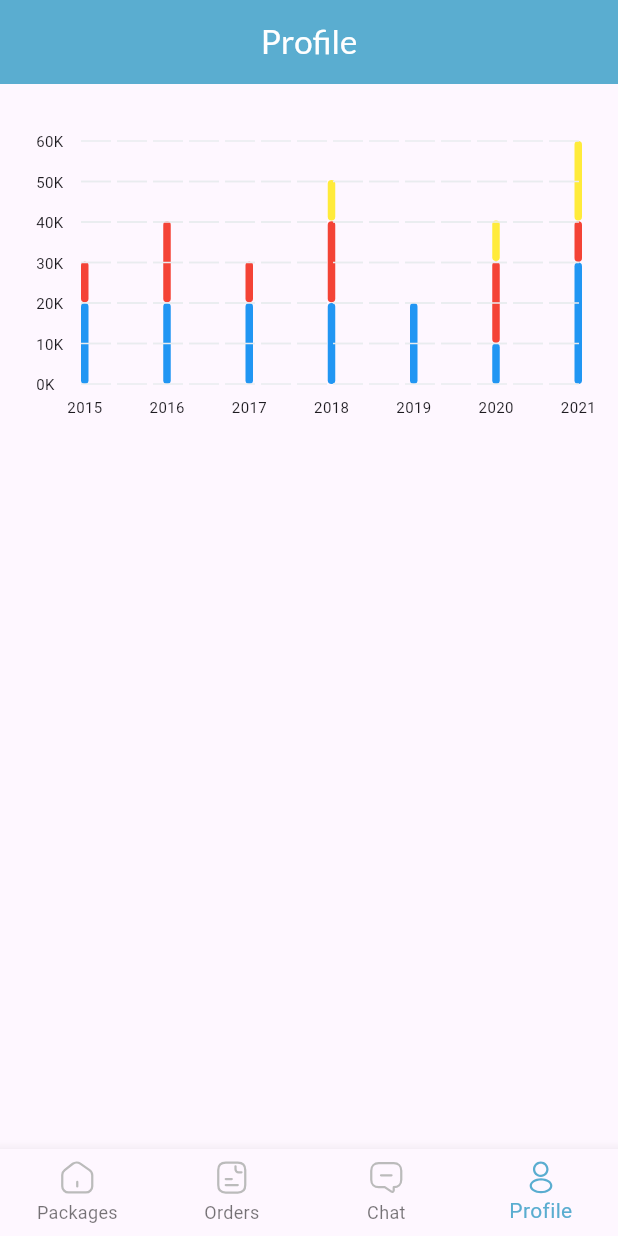
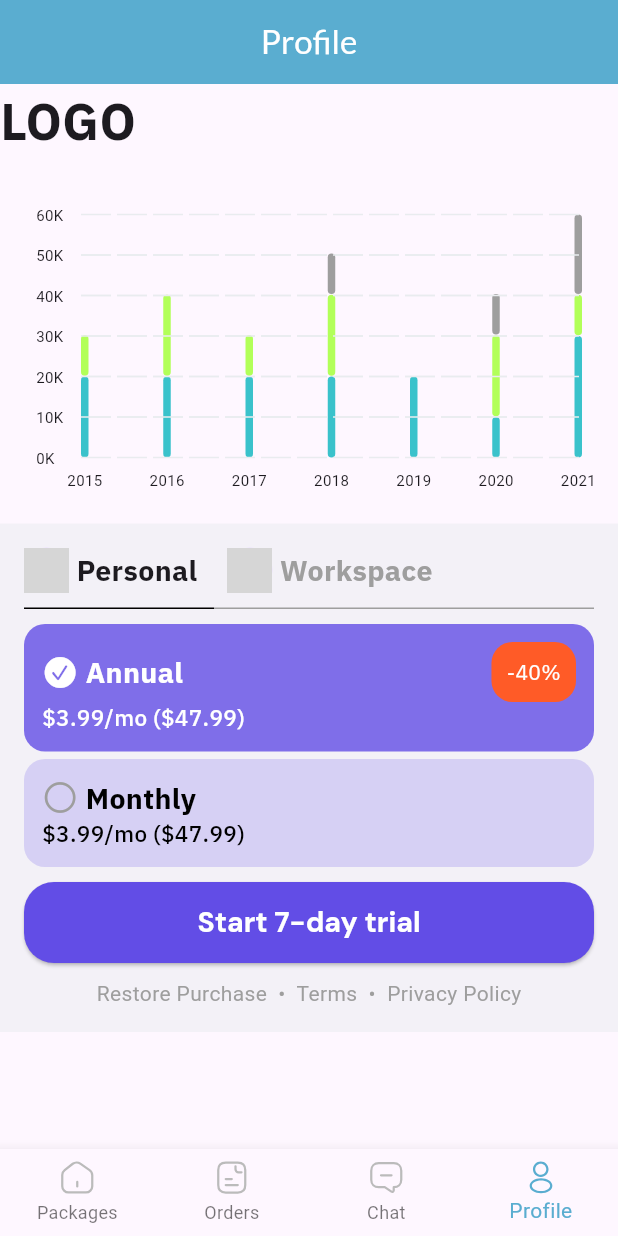
Before and after one commit to Marwanhoo/mostaql-hq-project, a Flutter app: the screen it shows after launch, item 4 of the bottom bar chosen, on a phone screen of 412 x 824 dp. Run offline on Flutter 3.47's test engine with Material 3 defaults, Android fonts, the phone set to English and light mode, and no system bars; drawn by our look-alikes of fl_chart; our stand-ins replace flutter_rating_bar, flutter_svg, google_fonts; network calls fail; grey boxes are pictures that could not be loaded.

Commit message:
finish design

```diff
--- a/lib/main.dart
+++ b/lib/main.dart
@@ -1,6 +1,5 @@
 import 'package:flutter/material.dart';
 import 'package:mostaql_hq_project/layout/home_layout.dart';
-import 'package:mostaql_hq_project/screens/orders_screen.dart';
 
 void main() {
   runApp(const MyApp());
--- a/lib/screens/profile_screen.dart
+++ b/lib/screens/profile_screen.dart
@@ -1,28 +1,153 @@
+import 'package:flutter/cupertino.dart';
 import 'package:flutter/material.dart';
 import 'package:google_fonts/google_fonts.dart';
 import 'package:mostaql_hq_project/colors/app_colors.dart';
-import 'package:mostaql_hq_project/test_ui.dart';
+import 'package:mostaql_hq_project/components/components.dart';
+import 'package:mostaql_hq_project/widgets/bar_chart_sample_6.dart';
+import 'package:mostaql_hq_project/widgets/plan_card_widget.dart';
 
 class ProfileScreen extends StatelessWidget {
   const ProfileScreen({super.key});
 
   @override
   Widget build(BuildContext context) {
-    return  Scaffold(
-        appBar: AppBar(
-          backgroundColor: AppColors.primaryColor,
-          centerTitle: true,
-          title:  Text("Profile",style: GoogleFonts.lato(
+    return Scaffold(
+      appBar: AppBar(
+        backgroundColor: AppColors.primaryColor,
+        centerTitle: true,
+        title: Text(
+          "Profile",
+          style: GoogleFonts.lato(
             textStyle: const TextStyle(
               color: Colors.white,
             ),
-          ),),
+          ),
         ),
-        body: Column(
+      ),
+      body: SingleChildScrollView(
+        child: Column(
+          crossAxisAlignment: CrossAxisAlignment.start,
           children: [
-            BarChartSample6(),
+            Text(
+              "LOGO",
+              style: GoogleFonts.ibmPlexSans(
+                textStyle: const TextStyle(
+                  fontWeight: FontWeight.w700,
+                  fontSize: 34,
+                ),
+              ),
+            ),
+            const BarChartSample6(),
+            Container(
+              color: AppColors.greyColor3.withOpacity(0.5),
+              padding: const EdgeInsets.all(16),
+              child: Column(
+                children: [
+                  Row(
+                    children: [
+                      const CircleAvatar(
+                        radius: 15,
+                        backgroundImage: NetworkImage(
+                            "https://avatars.githubusercontent.com/u/125823028?v=4"),
+                      ),
+                      const SizedBox(width: 5),
+                      Text(
+                        "Personal",
+                        style: GoogleFonts.ibmPlexSans(
+                          textStyle: const TextStyle(
+                            fontWeight: FontWeight.w700,
+                            fontSize: 19,
+                          ),
+                        ),
+                      ),
+                      const SizedBox(width: 20),
+                      const CircleAvatar(
+                        radius: 15,
+                        backgroundImage: NetworkImage(
+                            "https://avatars.githubusercontent.com/u/125823028?v=4"),
+                      ),
+                      const SizedBox(width: 5),
+                      Text(
+                        "Workspace",
+                        style: GoogleFonts.ibmPlexSans(
+                          textStyle: const TextStyle(
+                            fontWeight: FontWeight.w700,
+                            fontSize: 19,
+                            color: Colors.grey,
+                          ),
+                        ),
+                      ),
+                    ],
+                  ),
+                  const SizedBox(height: 10),
+                  Row(
+                    children: [
+                      Expanded(
+                        flex: 1,
+                        child: Container(
+                          height: 1,
+                          color: Colors.black,
+                        ),
+                      ),
+                      Expanded(
+                        flex: 2,
+                        child: Container(
+                          height: 1,
+                          color: Colors.grey,
+                        ),
+                      ),
+                    ],
+                  ),
+                  const SizedBox(height: 10),
+                  const PlanCard(
+                    icon: CupertinoIcons.checkmark_circle_fill,
+                    title: "Annual",
+                    price: "\$3.99/mo (\$47.99)",
+                    discount: "-40%",
+                    isSelected: true,
+                  ),
+                  const SizedBox(height: 5),
+                  const PlanCard(
+                    icon: CupertinoIcons.circle,
+                    title: "Monthly",
+                    price: "\$3.99/mo (\$47.99)",
+                  ),
+                  const SizedBox(height: 10),
+                  ElevatedButton(
+                    style: ElevatedButton.styleFrom(
+                      backgroundColor: const Color(0XFF624DE6),
+                      foregroundColor: Colors.white,
+                      shape: RoundedRectangleBorder(
+                        borderRadius: BorderRadius.circular(20),
+                      ),
+                      minimumSize: const Size(double.infinity, 54),
+                      textStyle: GoogleFonts.dmSans(
+                        textStyle: GoogleFonts.ibmPlexSans(
+                          textStyle: const TextStyle(
+                            fontWeight: FontWeight.w700,
+                            fontSize: 19,
+                          ),
+                        ),
+                      ),
+                    ),
+                    onPressed: () {
+                      scaffoldMessengerText(context, "Done");
+                    },
+                    child: const Text("Start 7-day trial"),
+                  ),
+                  const SizedBox(height: 10),
+                  const Text(
+                    "Restore Purchase  •  Terms  •  Privacy Policy",
+                    style: TextStyle(
+                      color: Colors.grey,
+                    ),
+                  ),
+                ],
+              ),
+            ),
           ],
         ),
+      ),
     );
   }
 }
--- a/lib/test_ui.dart
+++ b/lib/widgets/bar_chart_sample_6.dart
@@ -10,8 +10,8 @@ class BarChartSample6 extends StatelessWidget {
   BarChartGroupData generateGroupData(
       int x,
       double blueValue,
-      double redValue,
-      double yellowValue,
+      double greenValue,
+      double greyValue,
       ) {
     return BarChartGroupData(
       x: x,
@@ -20,19 +20,19 @@ class BarChartSample6 extends StatelessWidget {
         BarChartRodData(
           fromY: 0,
           toY: blueValue,
-          color: Colors.blue, // Matching the color in the image
+          color: const Color(0XFF3AC2CB), // Matching the color in the image
           width: 5,
         ),
         BarChartRodData(
           fromY: blueValue + betweenSpace,
-          toY: blueValue + betweenSpace + redValue,
-          color: Colors.red, // Matching the color in the image
+          toY: blueValue + betweenSpace + greenValue,
+          color: Colors.lightGreenAccent, // Matching the color in the image
           width: 5,
         ),
         BarChartRodData(
-          fromY: blueValue + betweenSpace + redValue + betweenSpace,
-          toY: blueValue + betweenSpace + redValue + betweenSpace + yellowValue,
-          color: Colors.yellow, // Matching the color in the image
+          fromY: blueValue + betweenSpace + greenValue + betweenSpace,
+          toY: blueValue + betweenSpace + greenValue + betweenSpace + greyValue,
+          color: Colors.grey, // Matching the color in the image
           width: 5,
         ),
       ],
--- /dev/null
+++ b/lib/widgets/plan_card_widget.dart
@@ -0,0 +1,84 @@
+import 'package:flutter/material.dart';
+import 'package:google_fonts/google_fonts.dart';
+
+class PlanCard extends StatelessWidget {
+  final IconData icon;
+  final String title;
+  final String price;
+  final String discount;
+  final bool isSelected;
+
+  const PlanCard({
+    super.key,
+    required this.icon,
+    required this.title,
+    required this.price,
+    this.discount = '',
+    this.isSelected = false,
+  });
+
+  @override
+  Widget build(BuildContext context) {
+    return Container(
+      padding: const EdgeInsets.all(12),
+      decoration: BoxDecoration(
+        borderRadius: BorderRadius.circular(14),
+        color: isSelected
+            ? const Color(0XFF624DE6).withOpacity(0.8)
+            : const Color(0XFF624DE6).withOpacity(0.2),
+      ),
+      child: Column(
+        crossAxisAlignment: CrossAxisAlignment.start,
+        children: [
+          Row(
+            mainAxisAlignment: MainAxisAlignment.spaceBetween,
+            children: [
+              Row(
+                children: [
+                  Icon(icon, color: isSelected ? Colors.white : Colors.grey),
+                  const SizedBox(width: 5),
+                  Text(
+                    title,
+                    style: GoogleFonts.ibmPlexSans(
+                      textStyle: TextStyle(
+                        fontWeight: FontWeight.w700,
+                        fontSize: 19,
+                        color: isSelected ? Colors.white : Colors.black,
+                      ),
+                    ),
+                  ),
+                ],
+              ),
+              if (discount.isNotEmpty)
+                Container(
+                  padding: const EdgeInsets.all(10),
+                  decoration: BoxDecoration(
+                    color: const Color(0XFFFF5B27),
+                    borderRadius: BorderRadius.circular(14),
+                  ),
+                  child: Text(
+                    discount,
+                    style: GoogleFonts.ibmPlexSans(
+                      textStyle: const TextStyle(
+                        color: Colors.white,
+                      ),
+                    ),
+                  ),
+                ),
+            ],
+          ),
+          Text(
+            price,
+            style: GoogleFonts.ibmPlexSans(
+              textStyle: TextStyle(
+                fontWeight: FontWeight.w500,
+                fontSize: 15,
+                color: isSelected ? Colors.white : Colors.black,
+              ),
+            ),
+          ),
+        ],
+      ),
+    );
+  }
+}
--- a/lib/widgets/select_radio_list_tile_pizza_widget.dart
+++ b/lib/widgets/select_radio_list_tile_pizza_widget.dart
@@ -110,13 +110,14 @@ class _SelectSauceTypePizzaWidgetState
     required String text,
   }) {
     return RadioListTile<String>(
+      activeColor: AppColors.primaryColor,
       contentPadding: EdgeInsets.zero,
       visualDensity: const VisualDensity(horizontal: -4, vertical: -4),
       dense: true,
       title: Row(
         children: [
           Text(text),
-          SizedBox(width: 10,),
+          const SizedBox(width: 10,),
           Text(
             "(+3 SAR)",
             style: TextStyle(
```
